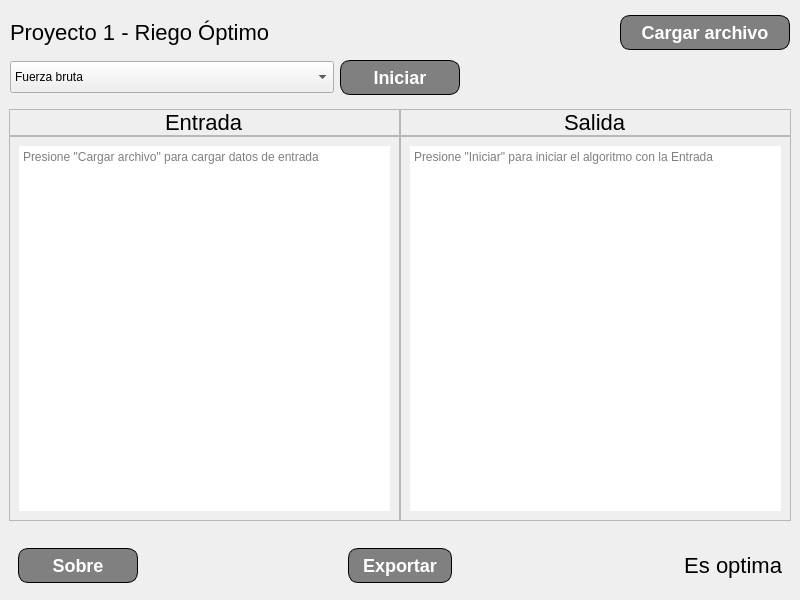
Before: the Qt Designer form views/vista_principal.ui in JuanLoaiza007/Proyecto-1-ADA-II, drawn with Qt 5.
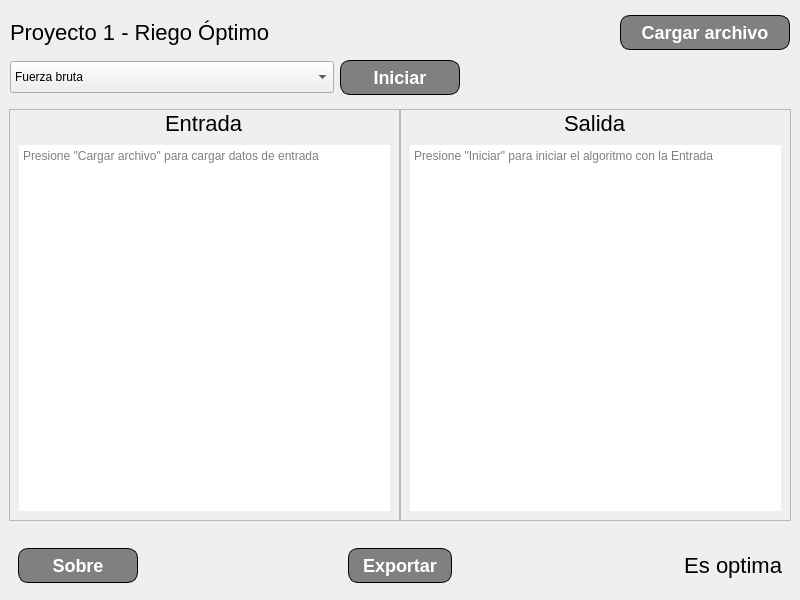
After: the same form once the commit is applied.

Commit message: patch vista_principal for Windows

```diff
--- a/views/vista_principal.ui
+++ b/views/vista_principal.ui
@@ -718,7 +718,7 @@
           </size>
          </property>
          <property name="frameShape">
-          <enum>QFrame::NoFrame</enum>
+          <enum>QFrame::StyledPanel</enum>
          </property>
          <property name="frameShadow">
           <enum>QFrame::Raised</enum>
@@ -754,7 +754,7 @@
              </size>
             </property>
             <property name="frameShape">
-             <enum>QFrame::StyledPanel</enum>
+             <enum>QFrame::NoFrame</enum>
             </property>
             <property name="frameShadow">
              <enum>QFrame::Raised</enum>
@@ -794,7 +794,7 @@
              </size>
             </property>
             <property name="frameShape">
-             <enum>QFrame::StyledPanel</enum>
+             <enum>QFrame::NoFrame</enum>
             </property>
             <property name="frameShadow">
              <enum>QFrame::Raised</enum>
@@ -810,10 +810,13 @@
                </property>
                <property name="html">
                 <string>&lt;!DOCTYPE HTML PUBLIC &quot;-//W3C//DTD HTML 4.0//EN&quot; &quot;http://www.w3.org/TR/REC-html40/strict.dtd&quot;&gt;
-&lt;html&gt;&lt;head&gt;&lt;meta name=&quot;qrichtext&quot; content=&quot;1&quot; /&gt;&lt;style type=&quot;text/css&quot;&gt;
+&lt;html&gt;&lt;head&gt;&lt;meta name=&quot;qrichtext&quot; content=&quot;1&quot; /&gt;&lt;meta charset=&quot;utf-8&quot; /&gt;&lt;style type=&quot;text/css&quot;&gt;
 p, li { white-space: pre-wrap; }
-&lt;/style&gt;&lt;/head&gt;&lt;body style=&quot; font-family:'San Francisco Text'; font-size:12pt; font-weight:400; font-style:normal;&quot;&gt;
-&lt;p style=&quot;-qt-paragraph-type:empty; margin-top:0px; margin-bottom:0px; margin-left:0px; margin-right:0px; -qt-block-indent:0; text-indent:0px;&quot;&gt;&lt;br /&gt;&lt;/p&gt;&lt;/body&gt;&lt;/html&gt;</string>
+hr { height: 1px; border-width: 0; }
+li.unchecked::marker { content: &quot;\2610&quot;; }
+li.checked::marker { content: &quot;\2612&quot;; }
+&lt;/style&gt;&lt;/head&gt;&lt;body style=&quot; font-family:'Segoe UI'; font-size:9pt; font-weight:400; font-style:normal;&quot;&gt;
+&lt;p style=&quot;-qt-paragraph-type:empty; margin-top:0px; margin-bottom:0px; margin-left:0px; margin-right:0px; -qt-block-indent:0; text-indent:0px; font-family:'San Francisco Text'; font-size:12pt;&quot;&gt;&lt;br /&gt;&lt;/p&gt;&lt;/body&gt;&lt;/html&gt;</string>
                </property>
                <property name="textInteractionFlags">
                 <set>Qt::TextSelectableByKeyboard|Qt::TextSelectableByMouse</set>
@@ -844,7 +847,7 @@
           </size>
          </property>
          <property name="frameShape">
-          <enum>QFrame::NoFrame</enum>
+          <enum>QFrame::StyledPanel</enum>
          </property>
          <property name="frameShadow">
           <enum>QFrame::Raised</enum>
@@ -880,7 +883,7 @@
              </size>
             </property>
             <property name="frameShape">
-             <enum>QFrame::StyledPanel</enum>
+             <enum>QFrame::NoFrame</enum>
             </property>
             <property name="frameShadow">
              <enum>QFrame::Raised</enum>
@@ -923,7 +926,7 @@
              </size>
             </property>
             <property name="frameShape">
-             <enum>QFrame::StyledPanel</enum>
+             <enum>QFrame::NoFrame</enum>
             </property>
             <property name="frameShadow">
              <enum>QFrame::Raised</enum>
@@ -948,10 +951,13 @@
                </property>
                <property name="html">
                 <string>&lt;!DOCTYPE HTML PUBLIC &quot;-//W3C//DTD HTML 4.0//EN&quot; &quot;http://www.w3.org/TR/REC-html40/strict.dtd&quot;&gt;
-&lt;html&gt;&lt;head&gt;&lt;meta name=&quot;qrichtext&quot; content=&quot;1&quot; /&gt;&lt;style type=&quot;text/css&quot;&gt;
+&lt;html&gt;&lt;head&gt;&lt;meta name=&quot;qrichtext&quot; content=&quot;1&quot; /&gt;&lt;meta charset=&quot;utf-8&quot; /&gt;&lt;style type=&quot;text/css&quot;&gt;
 p, li { white-space: pre-wrap; }
-&lt;/style&gt;&lt;/head&gt;&lt;body style=&quot; font-family:'San Francisco Text'; font-size:12pt; font-weight:400; font-style:normal;&quot;&gt;
-&lt;p style=&quot;-qt-paragraph-type:empty; margin-top:0px; margin-bottom:0px; margin-left:0px; margin-right:0px; -qt-block-indent:0; text-indent:0px;&quot;&gt;&lt;br /&gt;&lt;/p&gt;&lt;/body&gt;&lt;/html&gt;</string>
+hr { height: 1px; border-width: 0; }
+li.unchecked::marker { content: &quot;\2610&quot;; }
+li.checked::marker { content: &quot;\2612&quot;; }
+&lt;/style&gt;&lt;/head&gt;&lt;body style=&quot; font-family:'Segoe UI'; font-size:9pt; font-weight:400; font-style:normal;&quot;&gt;
+&lt;p style=&quot;-qt-paragraph-type:empty; margin-top:0px; margin-bottom:0px; margin-left:0px; margin-right:0px; -qt-block-indent:0; text-indent:0px; font-family:'San Francisco Text'; font-size:12pt;&quot;&gt;&lt;br /&gt;&lt;/p&gt;&lt;/body&gt;&lt;/html&gt;</string>
                </property>
                <property name="acceptRichText">
                 <bool>false</bool>
```
Left out of the diff: 12 changed lines with no effect on the pictures. The commit also changes 1 other file.
